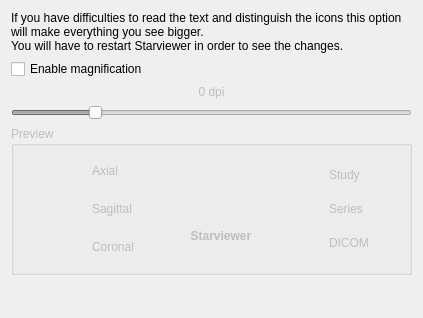
Before: the Qt Designer form starviewer/src/core/qdpiconfigurationscreenbase.ui in starviewer-medical/starviewer, drawn with Qt 5.
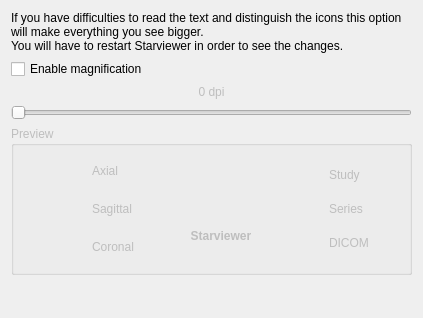
After: the same form once the commit is applied. Icons and pictures are not drawn.

Commit message: BUG: Don't allow magnifications smaller than 1. #2949

Diff of the .ui file:
```diff
--- a/starviewer/src/core/qdpiconfigurationscreenbase.ui
+++ b/starviewer/src/core/qdpiconfigurationscreenbase.ui
@@ -47,9 +47,6 @@
      <property name="enabled">
       <bool>false</bool>
      </property>
-     <property name="minimum">
-      <number>-4</number>
-     </property>
      <property name="maximum">
       <number>16</number>
      </property>
```
Left out of the diff: 7 changed lines with no effect on the pictures.
